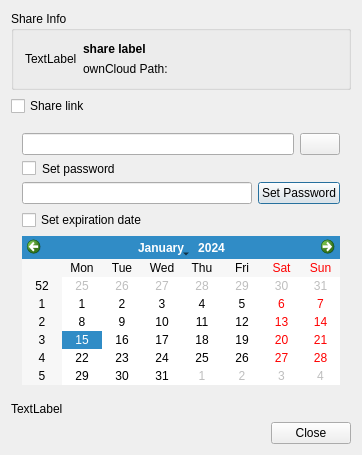
Before: the Qt Designer form src/gui/sharedialog.ui in nextcloud/desktop, drawn with Qt 5.
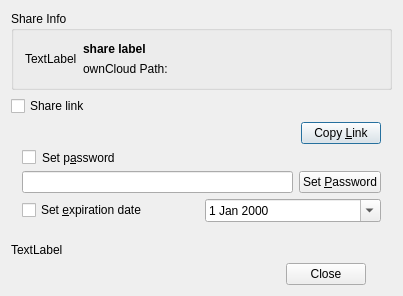
After: the same form once the commit is applied. Custom widgets are drawn as their Qt base class.

Commit message:
ShareDialog: Made it less "webbish" for better usability.
- Check the share checkbox automatically on open of the dialog
- Use the date picker with popping up calendar
- Proper initial size
- no resizing and appearing and disappearing.

Fixes probably #2917, also #2764

Patch:
```diff
--- a/src/gui/sharedialog.ui
+++ b/src/gui/sharedialog.ui
@@ -6,15 +6,148 @@
    <rect>
     <x>0</x>
     <y>0</y>
-    <width>362</width>
-    <height>427</height>
+    <width>403</width>
+    <height>296</height>
    </rect>
   </property>
   <property name="windowTitle">
    <string>Share NewDocument.odt</string>
   </property>
   <layout class="QGridLayout" name="gridLayout_4">
-   <item row="0" column="0">
+   <item row="4" column="0">
+    <widget class="QLabel" name="errorLabel">
+     <property name="text">
+      <string>TextLabel</string>
+     </property>
+    </widget>
+   </item>
+   <item row="1" column="0">
+    <layout class="QHBoxLayout" name="horizontalLayout_shareLink">
+     <item>
+      <widget class="QCheckBox" name="checkBox_shareLink">
+       <property name="text">
+        <string>Share link</string>
+       </property>
+      </widget>
+     </item>
+    </layout>
+   </item>
+   <item row="2" column="0" colspan="2">
+    <widget class="QWidget" name="widget_shareLink" native="true">
+     <layout class="QGridLayout" name="gridLayout_3">
+      <property name="topMargin">
+       <number>0</number>
+      </property>
+      <item row="0" column="0">
+       <layout class="QHBoxLayout" name="horizontalLayout_3">
+        <property name="sizeConstraint">
+         <enum>QLayout::SetDefaultConstraint</enum>
+        </property>
+        <item>
+         <widget class="QLabel" name="_labelShareLink">
+          <property name="sizePolicy">
+           <sizepolicy hsizetype="MinimumExpanding" vsizetype="Preferred">
+            <horstretch>0</horstretch>
+            <verstretch>0</verstretch>
+           </sizepolicy>
+          </property>
+          <property name="frameShape">
+           <enum>QFrame::NoFrame</enum>
+          </property>
+          <property name="text">
+           <string/>
+          </property>
+          <property name="textFormat">
+           <enum>Qt::RichText</enum>
+          </property>
+          <property name="openExternalLinks">
+           <bool>true</bool>
+          </property>
+         </widget>
+        </item>
+        <item>
+         <widget class="QPushButton" name="pushButton_copy">
+          <property name="text">
+           <string>Copy &amp;Link</string>
+          </property>
+         </widget>
+        </item>
+       </layout>
+      </item>
+      <item row="1" column="0">
+       <layout class="QHBoxLayout" name="horizontalLayout_password">
+        <item>
+         <widget class="QCheckBox" name="checkBox_password">
+          <property name="sizePolicy">
+           <sizepolicy hsizetype="Fixed" vsizetype="Fixed">
+            <horstretch>0</horstretch>
+            <verstretch>0</verstretch>
+           </sizepolicy>
+          </property>
+          <property name="text">
+           <string/>
+          </property>
+         </widget>
+        </item>
+        <item>
+         <widget class="QLabel" name="label_password">
+          <property name="text">
+           <string>Set p&amp;assword</string>
+          </property>
+          <property name="buddy">
+           <cstring>checkBox_password</cstring>
+          </property>
+         </widget>
+        </item>
+       </layout>
+      </item>
+      <item row="2" column="0">
+       <layout class="QHBoxLayout" name="horizontalLayout_14">
+        <item>
+         <widget class="QLineEdit" name="lineEdit_password">
+          <property name="echoMode">
+           <enum>QLineEdit::Password</enum>
+          </property>
+         </widget>
+        </item>
+        <item>
+         <widget class="QPushButton" name="pushButton_setPassword">
+          <property name="text">
+           <string>Set &amp;Password</string>
+          </property>
+         </widget>
+        </item>
+       </layout>
+      </item>
+      <item row="3" column="0">
+       <layout class="QHBoxLayout" name="horizontalLayout">
+        <item>
+         <widget class="QCheckBox" name="checkBox_expire">
+          <property name="text">
+           <string>Set &amp;expiration date</string>
+          </property>
+         </widget>
+        </item>
+        <item>
+         <widget class="QDateEdit" name="calendar">
+          <property name="calendarPopup">
+           <bool>true</bool>
+          </property>
+         </widget>
+        </item>
+       </layout>
+      </item>
+     </layout>
+    </widget>
+   </item>
+   <item row="5" column="0">
+    <widget class="QDialogButtonBox" name="buttonBox">
+     <property name="standardButtons">
+      <set>QDialogButtonBox::Close</set>
+     </property>
+    </widget>
+   </item>
+   <item row="0" column="0" colspan="2">
     <widget class="QGroupBox" name="groupBox">
      <property name="sizePolicy">
       <sizepolicy hsizetype="Preferred" vsizetype="Fixed">
@@ -81,90 +214,7 @@
      </layout>
     </widget>
    </item>
-   <item row="2" column="0">
-    <widget class="QWidget" name="widget_shareLink" native="true">
-     <layout class="QGridLayout" name="gridLayout_3">
-      <item row="1" column="0">
-       <layout class="QHBoxLayout" name="horizontalLayout_password">
-        <item>
-         <widget class="QCheckBox" name="checkBox_password">
-          <property name="sizePolicy">
-           <sizepolicy hsizetype="Fixed" vsizetype="Fixed">
-            <horstretch>0</horstretch>
-            <verstretch>0</verstretch>
-           </sizepolicy>
-          </property>
-          <property name="text">
-           <string/>
-          </property>
-         </widget>
-        </item>
-        <item>
-         <widget class="QLabel" name="label_password">
-          <property name="text">
-           <string>Set password</string>
-          </property>
-         </widget>
-        </item>
-       </layout>
-      </item>
-      <item row="3" column="0">
-       <layout class="QHBoxLayout" name="horizontalLayout_expire">
-        <item>
-         <widget class="QCheckBox" name="checkBox_expire">
-          <property name="text">
-           <string>Set expiration date</string>
-          </property>
-         </widget>
-        </item>
-       </layout>
-      </item>
-      <item row="2" column="0">
-       <layout class="QHBoxLayout" name="horizontalLayout_14">
-        <item>
-         <widget class="QLineEdit" name="lineEdit_password">
-          <property name="echoMode">
-           <enum>QLineEdit::Password</enum>
-          </property>
-         </widget>
-        </item>
-        <item>
-         <widget class="QPushButton" name="pushButton_setPassword">
-          <property name="text">
-           <string>Set Password</string>
-          </property>
-         </widget>
-        </item>
-       </layout>
-      </item>
-      <item row="4" column="0">
-       <widget class="QCalendarWidget" name="calendar"/>
-      </item>
-      <item row="0" column="0">
-       <layout class="QHBoxLayout" name="horizontalLayout_3">
-        <property name="sizeConstraint">
-         <enum>QLayout::SetDefaultConstraint</enum>
-        </property>
-        <item>
-         <widget class="QLineEdit" name="lineEdit_shareLink">
-          <property name="readOnly">
-           <bool>true</bool>
-          </property>
-         </widget>
-        </item>
-        <item>
-         <widget class="QPushButton" name="pushButton_copy">
-          <property name="text">
-           <string/>
-          </property>
-         </widget>
-        </item>
-       </layout>
-      </item>
-     </layout>
-    </widget>
-   </item>
-   <item row="3" column="0">
+   <item row="3" column="1">
     <spacer name="verticalSpacer">
      <property name="orientation">
       <enum>Qt::Vertical</enum>
@@ -177,31 +227,6 @@
      </property>
     </spacer>
    </item>
-   <item row="1" column="0">
-    <layout class="QHBoxLayout" name="horizontalLayout_shareLink">
-     <item>
-      <widget class="QCheckBox" name="checkBox_shareLink">
-       <property name="text">
-        <string>Share link</string>
-       </property>
-      </widget>
-     </item>
-    </layout>
-   </item>
-   <item row="4" column="0">
-    <widget class="QLabel" name="errorLabel">
-     <property name="text">
-      <string>TextLabel</string>
-     </property>
-    </widget>
-   </item>
-   <item row="5" column="0">
-    <widget class="QDialogButtonBox" name="buttonBox">
-     <property name="standardButtons">
-      <set>QDialogButtonBox::Close</set>
-     </property>
-    </widget>
-   </item>
   </layout>
  </widget>
  <layoutdefault spacing="6" margin="11"/>
```
The commit also changes 2 other files.
